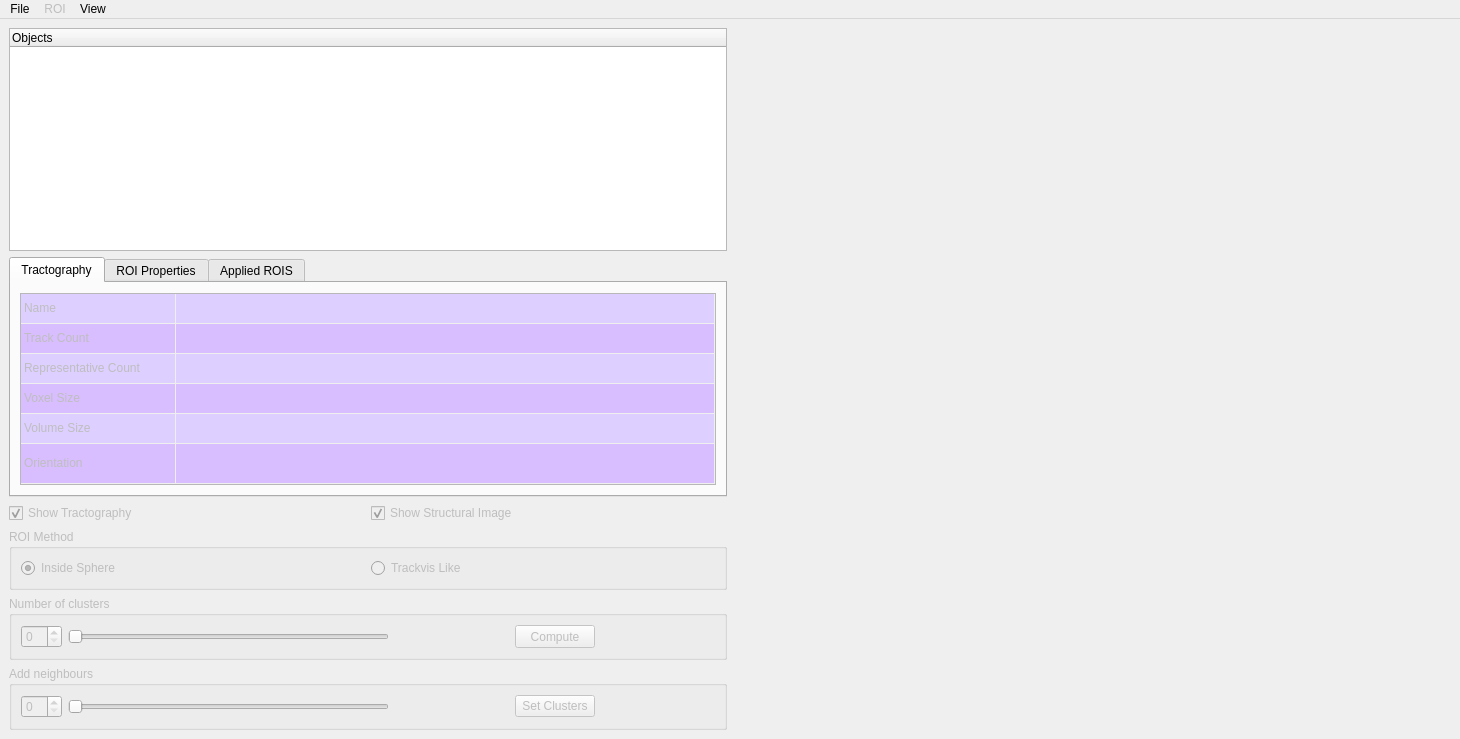
Above: mainwindow.ui from FBK-NILab/tractome before the change. Below: the same form after it.
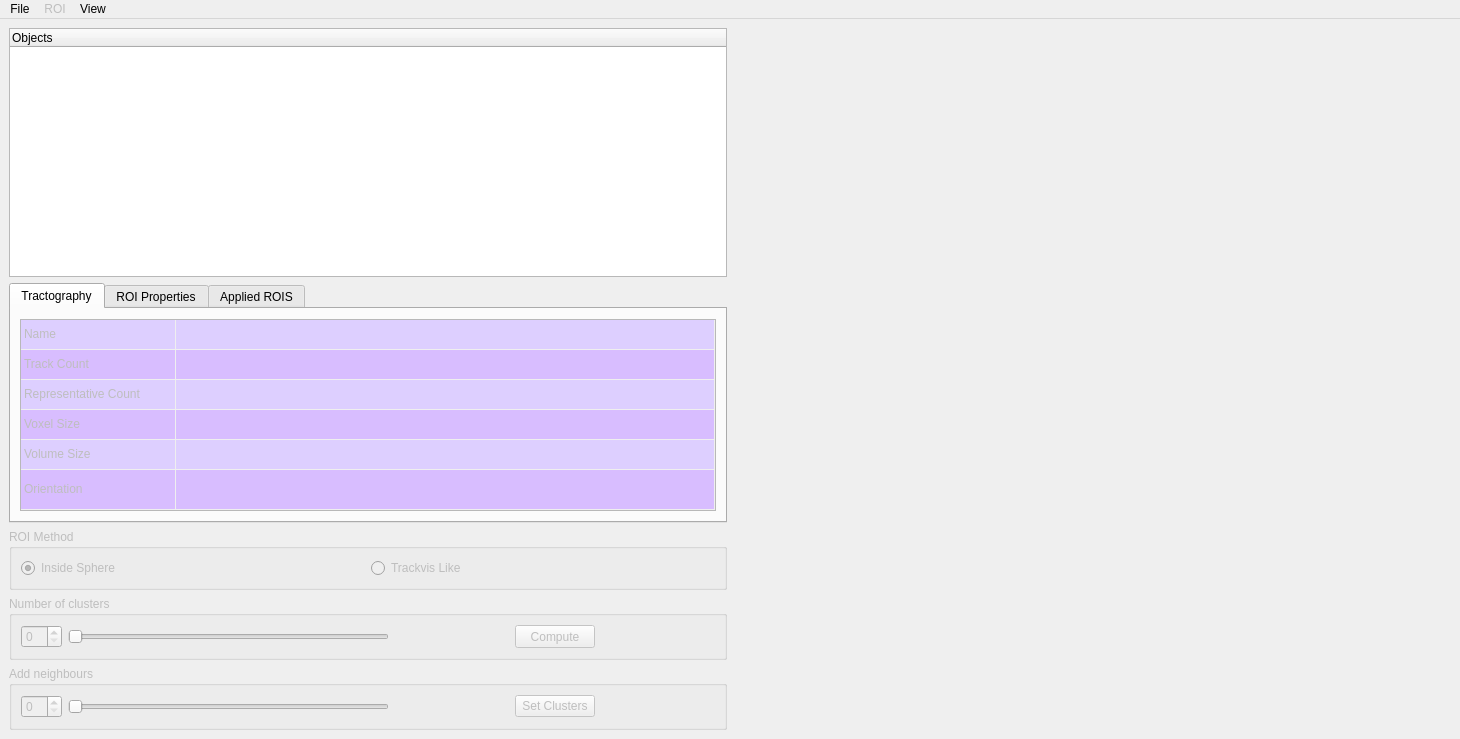
That is the form after the change.

Commit message: Moving Show Tractography option as Toggle Tractography in View Menu

What changed in the file:
```diff
--- a/mainwindow.ui
+++ b/mainwindow.ui
@@ -585,39 +585,6 @@
         </widget>
        </widget>
       </item>
-      <item>
-       <layout class="QHBoxLayout" name="horizontalLayout_28">
-        <item>
-         <widget class="QCheckBox" name="chkbShowTract">
-          <property name="enabled">
-           <bool>false</bool>
-          </property>
-          <property name="text">
-           <string>Show Tractography</string>
-          </property>
-          <property name="checked">
-           <bool>true</bool>
-          </property>
-          <property name="tristate">
-           <bool>false</bool>
-          </property>
-         </widget>
-        </item>
-        <item>
-         <widget class="QCheckBox" name="chkbShowStruct">
-          <property name="enabled">
-           <bool>false</bool>
-          </property>
-          <property name="text">
-           <string>Show Structural Image</string>
-          </property>
-          <property name="checked">
-           <bool>true</bool>
-          </property>
-         </widget>
-        </item>
-       </layout>
-      </item>
       <item>
        <layout class="QVBoxLayout" name="verticalLayout">
         <item>
```
Left out of the diff: 10 changed lines with no effect on the pictures. The commit also changes 4 other files.
